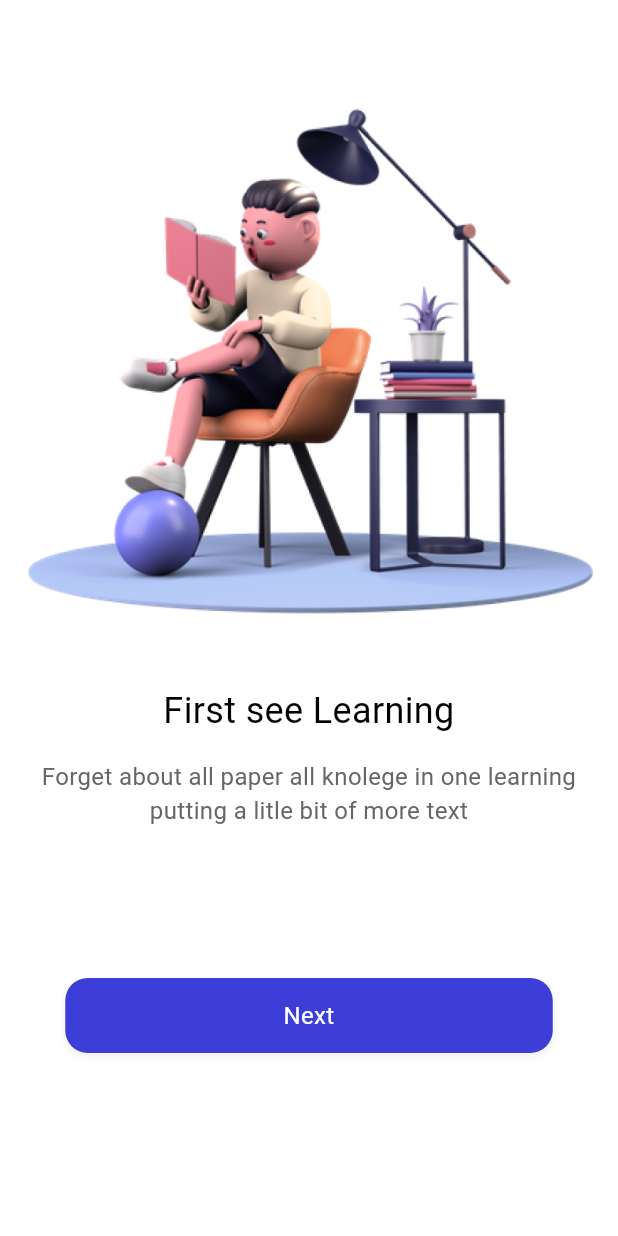
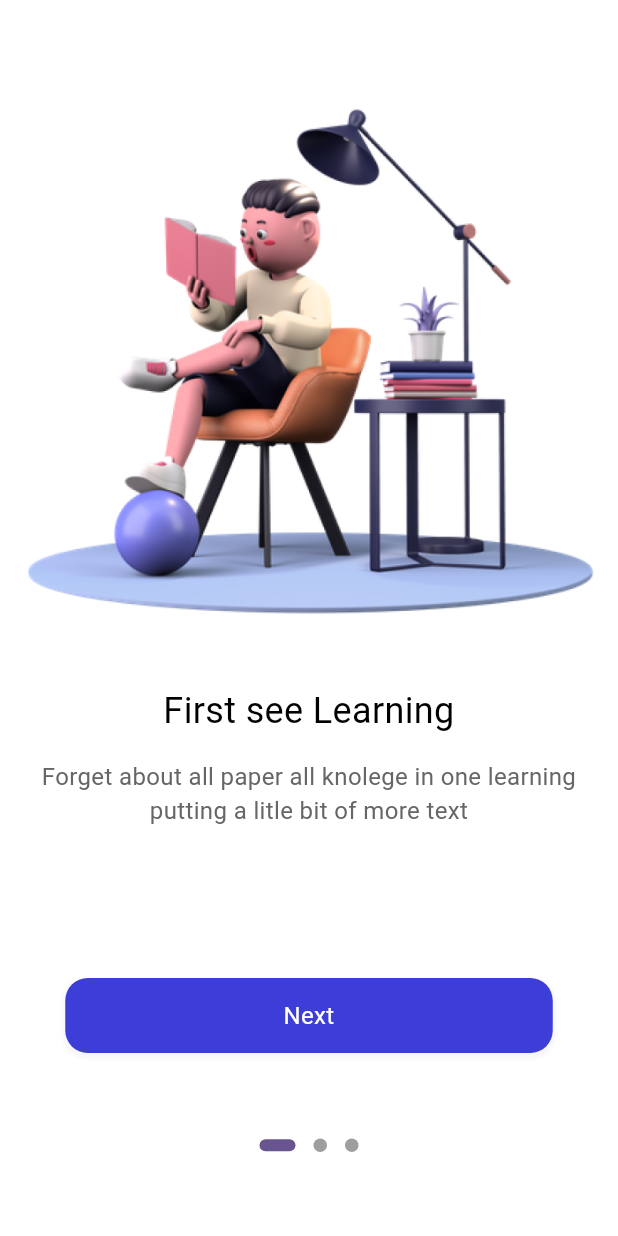
Before and after one commit to AbilioN/onlineCourse, a Flutter app: the screen it shows after launch, on a phone screen of 412 x 824 dp. Run offline on Flutter 3.47's test engine with Material 3 defaults, Android fonts, the phone set to English and light mode, and no system bars; drawn by our look-alikes of dots_indicator; our stand-ins replace flutter_riverpod.

Commit message:
basic position dots

```diff
--- a/lib/pages/welcome/welcome.dart
+++ b/lib/pages/welcome/welcome.dart
@@ -1,5 +1,6 @@
 import 'package:another/common/widgets/text_widgets.dart';
 import 'package:another/pages/welcome/widgets.dart';
+import 'package:dots_indicator/dots_indicator.dart';
 import 'package:flutter/material.dart';
 
 class Welcome extends StatelessWidget {
@@ -16,7 +17,9 @@ class Welcome extends StatelessWidget {
           body: Container(
             margin: const EdgeInsets.only(top: 30),
             child: Stack(
+              alignment: Alignment.topCenter,
               children: [
+                // showing pages
                 PageView(
                   controller: _controller,
                   scrollDirection: Axis.horizontal,
@@ -47,6 +50,18 @@ class Welcome extends StatelessWidget {
                     ),
                   ],
                 ),
+                Positioned(
+                  child: DotsIndicator(
+                    dotsCount: 3,
+                    mainAxisAlignment: MainAxisAlignment.center,
+                    decorator: DotsDecorator(
+                        size: const Size.square(9.0),
+                        activeSize: const Size(24.0, 8.0),
+                        activeShape: RoundedRectangleBorder(
+                            borderRadius: BorderRadius.circular(5.0))),
+                  ),
+                  bottom: 50,
+                )
               ],
             ),
           ),
--- a/pubspec.yaml
+++ b/pubspec.yaml
@@ -36,6 +36,7 @@ dependencies:
   # Use with the CupertinoIcons class for iOS style icons.
   cupertino_icons: ^1.0.2
   flutter_riverpod: ^2.5.1
+  dots_indicator: ^3.0.0
 
 dev_dependencies:
   flutter_test:
```
Also changed, not shown: pubspec.lock.
